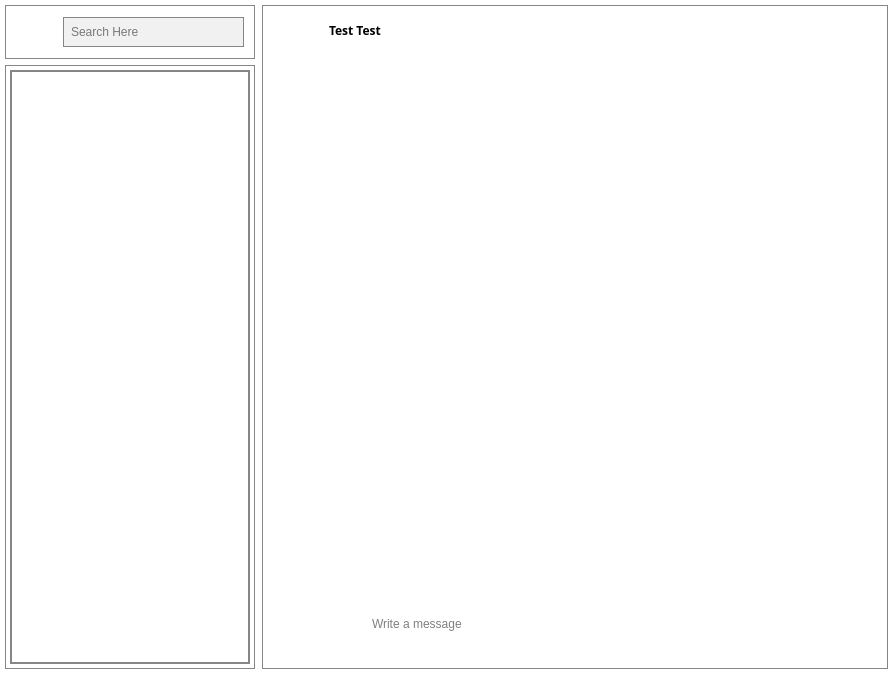
Before: the Qt Designer form src/chatwindow.ui in aligrand/Zapchat, drawn with Qt 5.
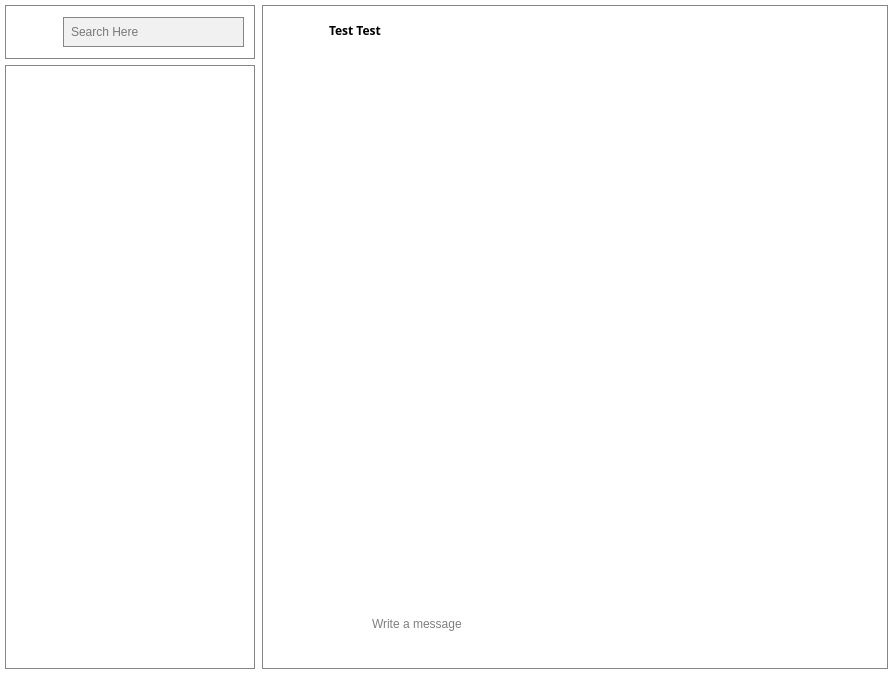
After: the same form once the commit is applied. Icons and pictures are not drawn.

```diff
--- a/src/chatwindow.ui
+++ b/src/chatwindow.ui
@@ -639,6 +639,18 @@
       </property>
       <item>
        <widget class="QScrollArea" name="room_panel">
+        <property name="styleSheet">
+         <string notr="true">border-color: rgb(255, 255, 255);</string>
+        </property>
+        <property name="frameShape">
+         <enum>QFrame::NoFrame</enum>
+        </property>
+        <property name="frameShadow">
+         <enum>QFrame::Sunken</enum>
+        </property>
+        <property name="lineWidth">
+         <number>1</number>
+        </property>
         <property name="widgetResizable">
          <bool>true</bool>
         </property>
```
Left out of the diff: 2 changed lines with no effect on the pictures.
